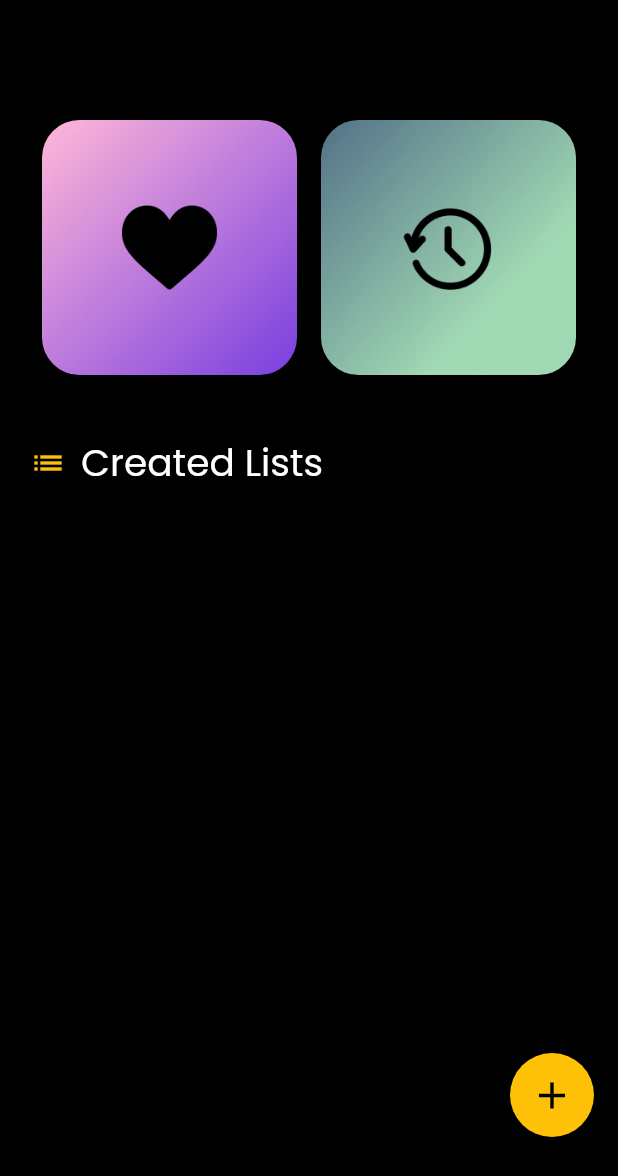
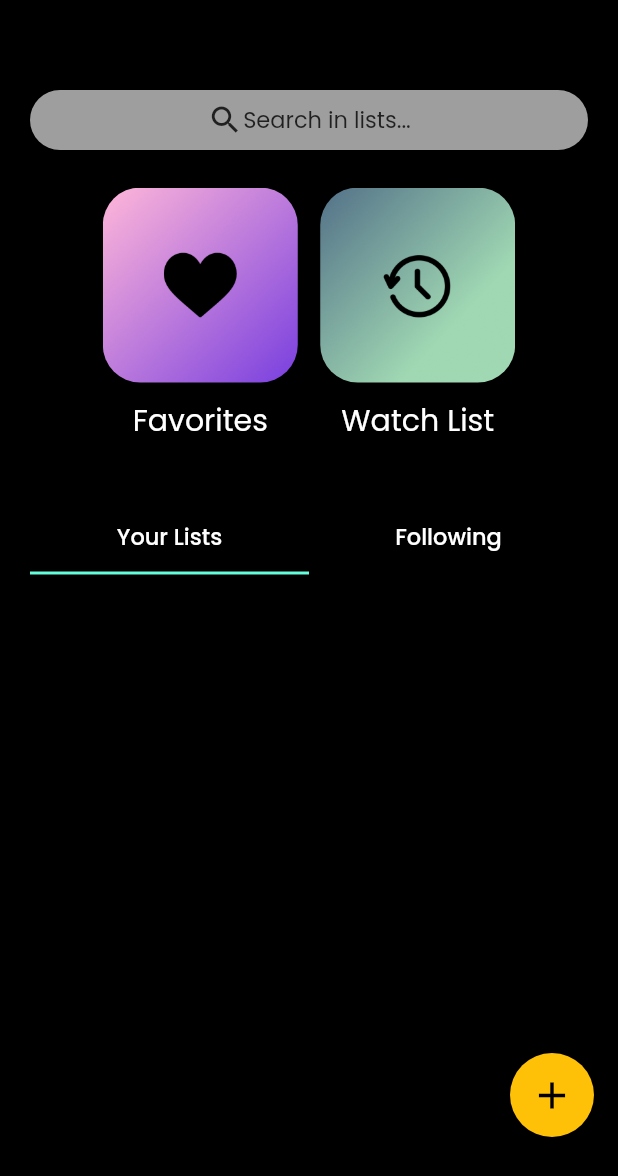
Before and after one commit to enescunediogluu/moviable-xetz, a Flutter app: the ListsPage screen opened directly, on a phone screen of 412 x 824 dp. Shown: the top 1176 px of the screen. Run offline on Flutter 3.47's test engine with Material 2 defaults, Android fonts, the phone set to English and light mode, and no system bars; drawn by our look-alikes of auto_size_text; our stand-ins replace carousel_slider, cloud_firestore, firebase_auth, firebase_core, firebase_storage, google_fonts and 1 more; missing offline and left inert: tmdb_api; accounts and stored records are empty; network calls fail.

Commit message:
lists page had received huge ui and functional chnages

```diff
--- a/lib/constants/colors.dart
+++ b/lib/constants/colors.dart
@@ -1,4 +1,5 @@
 import 'package:flutter/material.dart';
 
-const primaryColor = Color(0xffffc107);
+const primaryColor = Colors.amber;
+const secondaryColor = Colors.black;
 const scaffoldBackgroundColor = Color(0xff191A19);
--- a/lib/main.dart
+++ b/lib/main.dart
@@ -49,7 +49,7 @@ class AuthChecker extends StatelessWidget {
           } else {
             log(user.emailVerified.toString());
             if (user.emailVerified == true) {
-              return const ListsPage();
+              return const NavbarTrial();
             } else {
               return const VerifyEmailPage();
             }
--- a/lib/pages/main/lists_page.dart
+++ b/lib/pages/main/lists_page.dart
@@ -1,8 +1,7 @@
 // ignore_for_file: prefer_interpolation_to_compose_strings, use_build_context_synchronously, prefer_final_fields
 
-import 'dart:developer';
-
 import 'package:flutter/material.dart';
+import 'package:moviable/constants/colors.dart';
 import 'package:moviable/pages/extra/create_lists_page.dart';
 import 'package:moviable/services/database_service.dart';
 import 'package:moviable/utils/text.dart';
@@ -21,20 +20,19 @@ class _ListsPageState extends State<ListsPage> {
 
   List myLists = [];
   String listName = "";
-  bool _isLoading = false;
+
+  bool createdFlag = true;
 
   getCreatedListsFromFirebase() async {
     final temp = await database.getCreatedLists();
     setState(() {
       myLists = temp;
-      log(myLists.toString());
     });
   }
 
   @override
   void initState() {
     super.initState();
-
     getCreatedListsFromFirebase();
   }
 
@@ -44,7 +42,7 @@ class _ListsPageState extends State<ListsPage> {
       floatingActionButton: Padding(
         padding: const EdgeInsets.only(bottom: 50),
         child: FloatingActionButton(
-          backgroundColor: Colors.amber,
+          backgroundColor: primaryColor,
           onPressed: () {
             Navigator.of(context).push(MaterialPageRoute(
               builder: (context) => const CreateListsPage(),
@@ -52,12 +50,12 @@ class _ListsPageState extends State<ListsPage> {
           },
           child: const Icon(
             Icons.add,
-            color: Colors.black,
+            color: secondaryColor,
             size: 30,
           ),
         ),
       ),
-      backgroundColor: Colors.black,
+      backgroundColor: secondaryColor,
       body: Padding(
         padding: const EdgeInsets.symmetric(horizontal: 20),
         child: SingleChildScrollView(
@@ -66,10 +64,34 @@ class _ListsPageState extends State<ListsPage> {
             crossAxisAlignment: CrossAxisAlignment.start,
             children: [
               const SizedBox(
-                height: 80,
+                height: 60,
+              ),
+              Container(
+                height: 40,
+                decoration: BoxDecoration(
+                  color: Colors.grey,
+                  borderRadius: BorderRadius.circular(25),
+                ),
+                child: Center(
+                    child: Row(
+                  mainAxisAlignment: MainAxisAlignment.center,
+                  children: [
+                    Icon(
+                      Icons.search,
+                      color: secondaryColor.withOpacity(0.8),
+                    ),
+                    ModifiedText(
+                        text: 'Search in lists...',
+                        color: secondaryColor.withOpacity(0.8),
+                        size: 15)
+                  ],
+                )),
+              ),
+              const SizedBox(
+                height: 25,
               ),
               Row(
-                mainAxisAlignment: MainAxisAlignment.spaceAround,
+                mainAxisAlignment: MainAxisAlignment.center,
                 children: [
                   InkWell(
                     onTap: () {
@@ -77,15 +99,30 @@ class _ListsPageState extends State<ListsPage> {
                         builder: (context) => const FavoritesListView(),
                       ));
                     },
-                    child: Container(
+                    child: Column(
+                      children: [
+                        Container(
                           padding: const EdgeInsets.all(10),
-                      width: 170,
-                      height: 170,
+                          width: 130,
+                          height: 130,
                           decoration: BoxDecoration(
                               image: const DecorationImage(
-                              image: AssetImage('assets/favorites_icon.png')),
+                                  image:
+                                      AssetImage('assets/favorites_icon.png')),
                               borderRadius: BorderRadius.circular(25)),
                         ),
+                        const SizedBox(
+                          height: 10,
+                        ),
+                        const ModifiedText(
+                            text: 'Favorites', color: Colors.white, size: 20)
+                      ],
+                    ),
+                  ),
+                  const VerticalDivider(
+                    width: 15,
+                    thickness: 3,
+                    color: primaryColor,
                   ),
                   InkWell(
                     onTap: () {
@@ -93,14 +130,24 @@ class _ListsPageState extends State<ListsPage> {
                         builder: (context) => const WatchListView(),
                       ));
                     },
-                    child: Container(
+                    child: Column(
+                      children: [
+                        Container(
                           padding: const EdgeInsets.all(10),
-                      width: 170,
-                      height: 170,
+                          width: 130,
+                          height: 130,
                           decoration: BoxDecoration(
                               image: const DecorationImage(
-                              image: AssetImage('assets/watch_later_icon.png')),
+                                  image: AssetImage(
+                                      'assets/watch_later_icon.png')),
                               borderRadius: BorderRadius.circular(25)),
+                        ),
+                        const SizedBox(
+                          height: 10,
+                        ),
+                        const ModifiedText(
+                            text: 'Watch List', color: Colors.white, size: 20)
+                      ],
                     ),
                   ),
                 ],
@@ -108,26 +155,67 @@ class _ListsPageState extends State<ListsPage> {
               const SizedBox(
                 height: 40,
               ),
-              const Row(
+              DefaultTabController(
+                length: 2, // Number of tabs (Created Lists and Following Lists)
+                child: Column(
                   children: [
-                  Icon(
-                    Icons.list,
-                    color: Colors.amber,
+                    const TabBar(
+                      tabs: [
+                        Tab(
+                          child: ModifiedText(
+                            color: Colors.white,
+                            text: 'Your Lists',
+                            size: 15,
                           ),
-                  SizedBox(
-                    width: 10,
                         ),
-                  ModifiedText(
-                    text: 'Created Lists',
+                        Tab(
+                          child: ModifiedText(
                             color: Colors.white,
-                    size: 25,
+                            text: 'Following',
+                            size: 15,
+                          ),
                         ),
                       ],
                     ),
-              const SizedBox(
-                height: 10,
+                    SizedBox(
+                      height: 500, // Adjust the height as needed
+                      child: TabBarView(
+                        children: [
+                          GeneralListWidget(
+                            myLists: myLists,
+                            color: const Color(0xff222831),
                           ),
-              SizedBox(
+                          GeneralListWidget(
+                            myLists: myLists,
+                            color: const Color(0xff222831),
+                          ),
+                        ],
+                      ),
+                    ),
+                  ],
+                ),
+              ),
+            ],
+          ),
+        ),
+      ),
+    );
+  }
+}
+
+class GeneralListWidget extends StatelessWidget {
+  const GeneralListWidget({
+    super.key,
+    required this.myLists,
+    required this.color,
+  });
+
+  final List myLists;
+  final Color color;
+
+  @override
+  Widget build(BuildContext context) {
+    return SizedBox(
       height: 300,
       child: ListView.builder(
         physics: const ScrollPhysics(parent: BouncingScrollPhysics()),
@@ -140,8 +228,7 @@ class _ListsPageState extends State<ListsPage> {
           return Container(
             margin: const EdgeInsets.all(8),
             decoration: BoxDecoration(
-                          color: const Color(0xff404258),
-                          borderRadius: BorderRadius.circular(25)),
+                color: color, borderRadius: BorderRadius.circular(25)),
             child: Row(children: [
               Container(
                 padding: const EdgeInsets.all(8),
@@ -168,11 +255,6 @@ class _ListsPageState extends State<ListsPage> {
           );
         },
       ),
-              ),
-            ],
-          ),
-        ),
-      ),
     );
   }
 }
```
Also changed, not shown: lib/pages/extra/create_lists_page.dart (+6 -1 lines), lib/pages/main/navbar_trial.dart (+8 -1 lines), lib/pages/main/search_page.dart (+15 -18 lines). Lines whose indentation alone changed are shown as unchanged.
